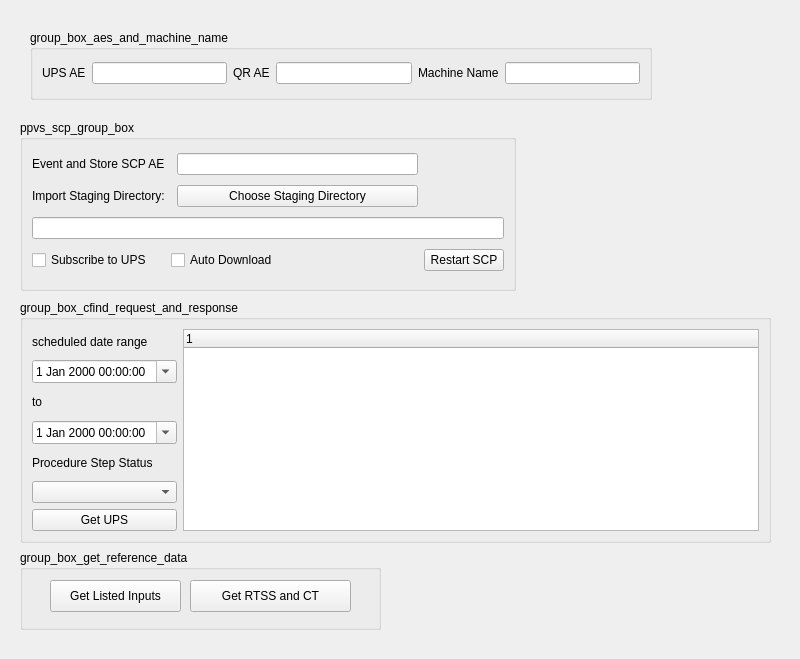
Before: the Qt Designer form tdwii_plus_examples/TDWII_PPVS_subscriber/tdwii_ppvs_subscriber.ui in sjswerdloff/tdwii_plus_examples, drawn with Qt 5.
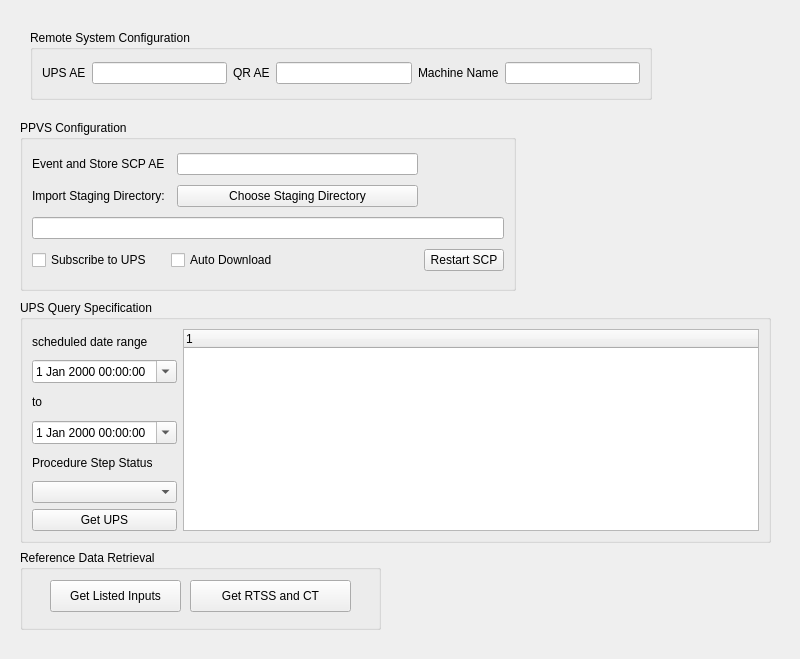
After: the same form once the commit is applied.

What changed in the file:
```diff
--- a/tdwii_plus_examples/TDWII_PPVS_subscriber/tdwii_ppvs_subscriber.ui
+++ b/tdwii_plus_examples/TDWII_PPVS_subscriber/tdwii_ppvs_subscriber.ui
@@ -23,7 +23,7 @@
     </rect>
    </property>
    <property name="title">
-    <string>group_box_aes_and_machine_name</string>
+    <string>Remote System Configuration</string>
    </property>
    <layout class="QGridLayout" name="gridLayout">
     <item row="0" column="0">
@@ -68,7 +68,7 @@
     </rect>
    </property>
    <property name="title">
-    <string>ppvs_scp_group_box</string>
+    <string>PPVS Configuration</string>
    </property>
    <layout class="QGridLayout" name="gridLayout_2">
     <item row="1" column="0">
@@ -131,7 +131,7 @@
     </rect>
    </property>
    <property name="title">
-    <string>group_box_cfind_request_and_response</string>
+    <string>UPS Query Specification</string>
    </property>
    <layout class="QGridLayout" name="gridLayout_3">
     <item row="0" column="0">
@@ -210,7 +210,7 @@
     </rect>
    </property>
    <property name="title">
-    <string>group_box_get_reference_data</string>
+    <string>Reference Data Retrieval</string>
    </property>
    <widget class="QPushButton" name="get_listed_inputs_push_button">
     <property name="geometry">
```
